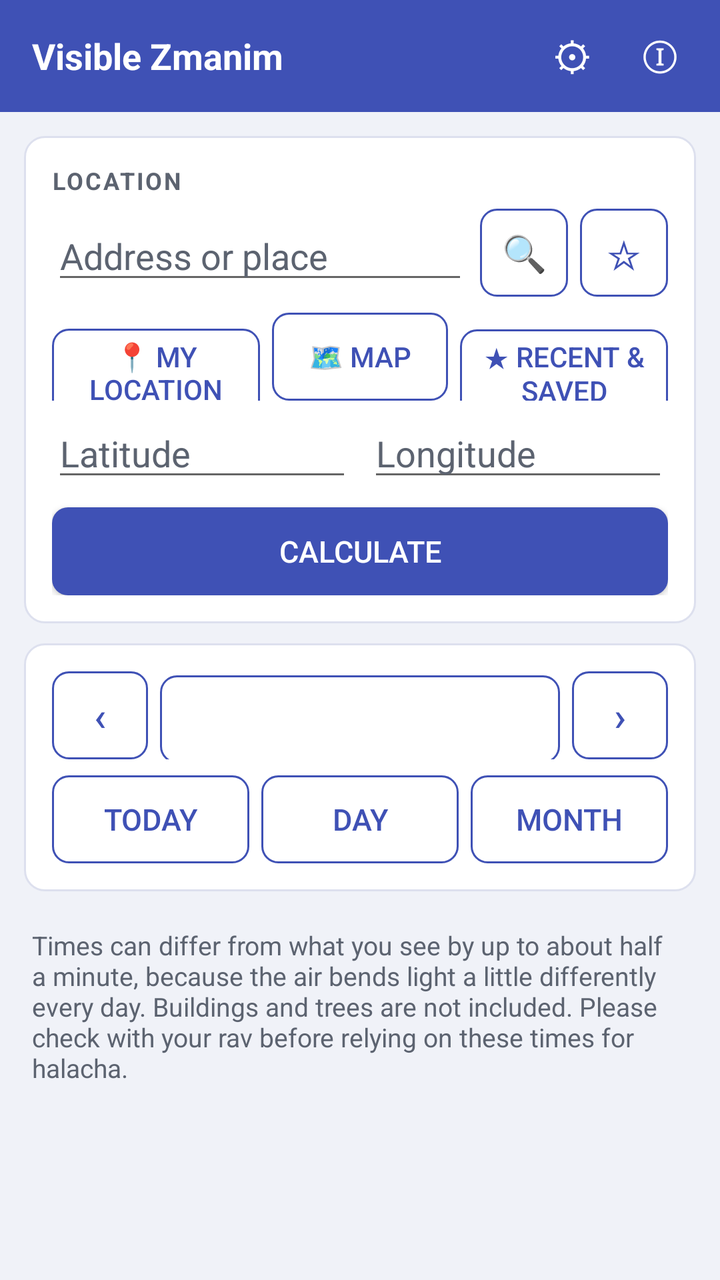
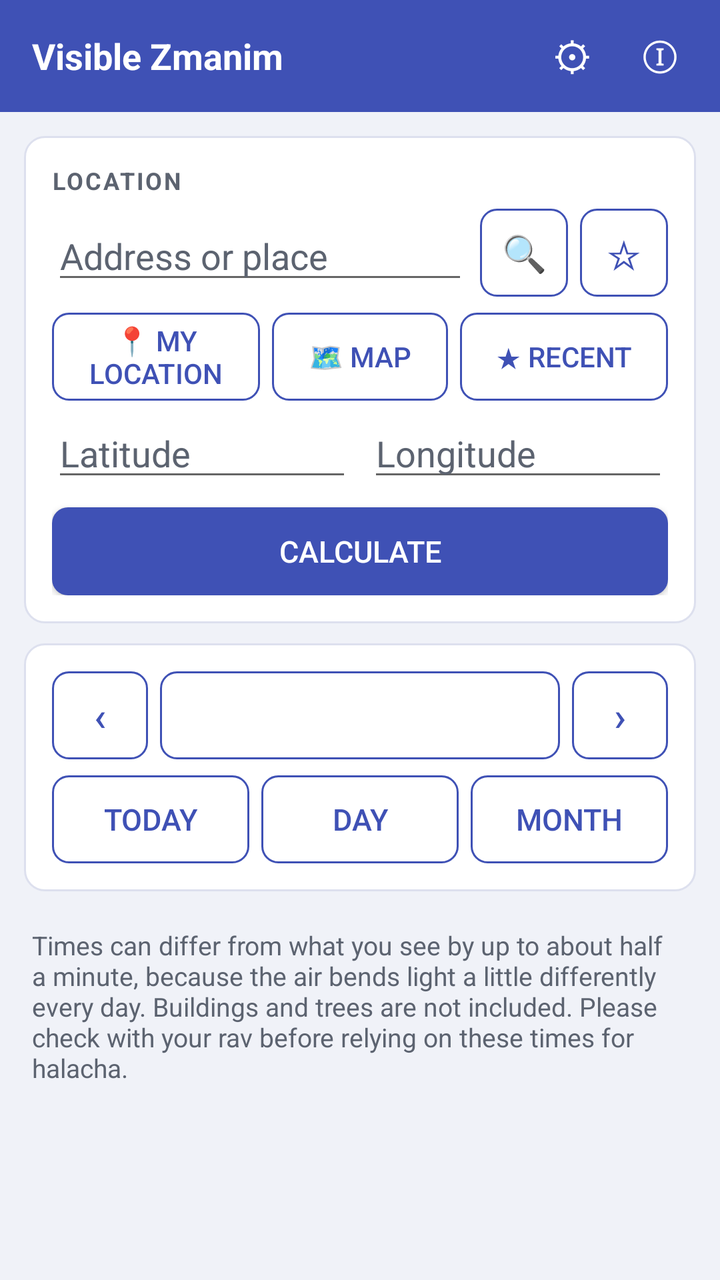

Before-and-after screenshots of an Android layout around one commit, followed by the original layout XML and the change that was made.
<!-- AndroidManifest.xml: application theme AppTheme -->
<!-- res/layout/activity_main.xml -->
<?xml version="1.0" encoding="utf-8"?>
<LinearLayout xmlns:android="http://schemas.android.com/apk/res/android"
    android:layout_width="match_parent"
    android:layout_height="match_parent"
    android:orientation="vertical"
    android:background="@color/bg_page">

    <LinearLayout
        android:layout_width="match_parent"
        android:layout_height="56dp"
        android:orientation="horizontal"
        android:background="@color/bg_header"
        android:gravity="center_vertical"
        android:paddingLeft="16dp"
        android:paddingRight="8dp">

        <TextView
            android:layout_width="0dp"
            android:layout_height="wrap_content"
            android:layout_weight="1"
            android:text="@string/app_name"
            android:textColor="@color/text_on_primary"
            android:textSize="18sp"
            android:textStyle="bold" />

        <Button
            android:id="@+id/btn_settings"
            android:layout_width="44dp"
            android:layout_height="44dp"
            android:text="⚙"
            android:textSize="20sp"
            android:textColor="@color/text_on_primary"
            android:background="@drawable/btn_header"
            android:contentDescription="Settings"
            android:focusable="true" />

        <Button
            android:id="@+id/btn_info"
            android:layout_width="44dp"
            android:layout_height="44dp"
            android:text="@string/btn_info"
            android:textSize="20sp"
            android:textColor="@color/text_on_primary"
            android:background="@drawable/btn_header"
            android:contentDescription="About"
            android:focusable="true" />
    </LinearLayout>

    <ScrollView
        android:id="@+id/scroll"
        android:layout_width="match_parent"
        android:layout_height="match_parent"
        android:fillViewport="true">

        <LinearLayout
            android:layout_width="match_parent"
            android:layout_height="wrap_content"
            android:orientation="vertical"
            android:padding="12dp">

            
            <LinearLayout style="@style/Card">
                <TextView style="@style/SectionTitle" android:text="Location" />

                <LinearLayout
                    android:layout_width="match_parent"
                    android:layout_height="wrap_content"
                    android:orientation="horizontal"
                    android:gravity="center_vertical">

                    <AutoCompleteTextView
                        android:id="@+id/addr"
                        android:layout_width="0dp"
                        android:layout_height="wrap_content"
                        android:layout_weight="1"
                        android:hint="Address or place"
                        android:inputType="textPostalAddress"
                        android:imeOptions="actionSearch"
                        android:completionThreshold="3"
                        android:singleLine="true"
                        android:textColor="@color/text_primary"
                        android:textColorHint="@color/text_secondary" />

                    <Button
                        android:id="@+id/btn_search"
                        style="@style/BtnOutline"
                        android:layout_width="44dp"
                        android:layout_height="44dp"
                        android:layout_marginLeft="6dp"
                        android:paddingLeft="0dp"
                        android:paddingRight="0dp"
                        android:text="🔍"
                        android:textSize="18sp"
                        android:contentDescription="Search for this address" />

                    <Button
                        android:id="@+id/btn_fav"
                        style="@style/BtnOutline"
                        android:layout_width="44dp"
                        android:layout_height="44dp"
                        android:layout_marginLeft="6dp"
                        android:paddingLeft="0dp"
                        android:paddingRight="0dp"
                        android:text="☆"
                        android:textSize="20sp"
                        android:contentDescription="Save as a favorite" />
                </LinearLayout>

                <TextView
                    android:id="@+id/match_note"
                    android:layout_width="match_parent"
                    android:layout_height="wrap_content"
                    android:textColor="@color/warn"
                    android:textSize="13sp"
                    android:visibility="gone" />

                <LinearLayout
                    android:layout_width="match_parent"
                    android:layout_height="wrap_content"
                    android:orientation="horizontal"
                    android:layout_marginTop="8dp">

                    <Button
                        android:id="@+id/btn_gps"
                        style="@style/BtnOutline"
                        android:layout_width="0dp"
                        android:layout_height="wrap_content"
                        android:layout_weight="1"
                        android:paddingLeft="6dp"
                        android:paddingRight="6dp"
                        android:textSize="14sp"
                        android:text="📍 My location" />

                    <Button
                        android:id="@+id/btn_map"
                        style="@style/BtnOutline"
                        android:layout_width="wrap_content"
                        android:layout_height="wrap_content"
                        android:layout_marginLeft="6dp"
                        android:paddingLeft="10dp"
                        android:paddingRight="10dp"
                        android:textSize="14sp"
                        android:text="🗺 Map" />

                    <Button
                        android:id="@+id/btn_saved"
                        style="@style/BtnOutline"
                        android:layout_width="0dp"
                        android:layout_height="wrap_content"
                        android:layout_weight="1"
                        android:layout_marginLeft="6dp"
                        android:paddingLeft="6dp"
                        android:paddingRight="6dp"
                        android:textSize="14sp"
                        android:text="★ Recent &amp; saved" />
                </LinearLayout>

                <LinearLayout
                    android:layout_width="match_parent"
                    android:layout_height="wrap_content"
                    android:orientation="horizontal"
                    android:layout_marginTop="4dp">

                    <EditText
                        android:id="@+id/lat"
                        android:layout_width="0dp"
                        android:layout_height="wrap_content"
                        android:layout_weight="1"
                        android:hint="Latitude"
                        android:inputType="numberDecimal|numberSigned"
                        android:textColor="@color/text_primary"
                        android:textColorHint="@color/text_secondary" />

                    <EditText
                        android:id="@+id/lon"
                        android:layout_width="0dp"
                        android:layout_height="wrap_content"
                        android:layout_weight="1"
                        android:layout_marginLeft="8dp"
                        android:hint="Longitude"
                        android:inputType="numberDecimal|numberSigned"
                        android:textColor="@color/text_primary"
                        android:textColorHint="@color/text_secondary" />
                </LinearLayout>

                <Button
                    android:id="@+id/btn_calc"
                    style="@style/BtnPrimary"
                    android:layout_width="match_parent"
                    android:layout_height="wrap_content"
                    android:layout_marginTop="8dp"
                    android:text="Calculate" />
            </LinearLayout>

            
            <LinearLayout style="@style/Card">
                <LinearLayout
                    android:layout_width="match_parent"
                    android:layout_height="wrap_content"
                    android:orientation="horizontal">

                    <Button android:id="@+id/btn_prev" style="@style/BtnOutline" android:layout_width="48dp" android:layout_height="wrap_content" android:text="‹" android:textSize="20sp" android:contentDescription="Previous" />
                    <Button android:id="@+id/btn_date" style="@style/BtnOutline" android:layout_width="0dp" android:layout_height="wrap_content" android:layout_weight="1" android:layout_marginLeft="6dp" android:layout_marginRight="6dp" />
                    <Button android:id="@+id/btn_next" style="@style/BtnOutline" android:layout_width="48dp" android:layout_height="wrap_content" android:text="›" android:textSize="20sp" android:contentDescription="Next" />
                </LinearLayout>

                <LinearLayout
                    android:layout_width="match_parent"
                    android:layout_height="wrap_content"
                    android:orientation="horizontal"
                    android:layout_marginTop="8dp">

                    <Button android:id="@+id/btn_today" style="@style/BtnOutline" android:layout_width="0dp" android:layout_height="wrap_content" android:layout_weight="1" android:text="Today" />
                    <Button android:id="@+id/btn_day" style="@style/BtnOutline" android:layout_width="0dp" android:layout_height="wrap_content" android:layout_weight="1" android:layout_marginLeft="6dp" android:text="Day" />
                    <Button android:id="@+id/btn_month" style="@style/BtnOutline" android:layout_width="0dp" android:layout_height="wrap_content" android:layout_weight="1" android:layout_marginLeft="6dp" android:text="Month" />
                </LinearLayout>
            </LinearLayout>

            
            <LinearLayout
                android:id="@+id/status"
                style="@style/Card"
                android:orientation="horizontal"
                android:gravity="center_vertical"
                android:visibility="gone">

                <ProgressBar
                    android:id="@+id/status_spin"
                    android:layout_width="24dp"
                    android:layout_height="24dp"
                    android:layout_marginRight="12dp"
                    android:indeterminate="true" />

                <TextView
                    android:id="@+id/status_text"
                    android:layout_width="0dp"
                    android:layout_height="wrap_content"
                    android:layout_weight="1"
                    android:textColor="@color/text_primary"
                    android:textSize="14sp" />
            </LinearLayout>

            
            <LinearLayout
                android:id="@+id/day_view"
                android:layout_width="match_parent"
                android:layout_height="wrap_content"
                android:orientation="vertical"
                android:visibility="gone">

                <LinearLayout style="@style/Card">
                    <TextView style="@style/SectionTitle" android:text="Visible sunrise" />
                    <TextView android:id="@+id/rise_time" style="@style/BigTime" />
                    <TextView android:id="@+id/rise_why" style="@style/Why" />
                    <com.flipphoneguy.visiblezmanim.HorizonView android:id="@+id/rise_draw" android:layout_width="match_parent" android:layout_height="wrap_content" android:layout_marginTop="8dp" />
                    <Button android:id="@+id/rise_map" style="@style/BtnOutline" android:layout_width="match_parent" android:layout_height="wrap_content" android:layout_marginTop="8dp" android:text="Show the horizon point on a map" />
                </LinearLayout>

                <LinearLayout style="@style/Card">
                    <TextView style="@style/SectionTitle" android:text="Visible sunset" />
                    <TextView android:id="@+id/set_time" style="@style/BigTime" />
                    <TextView android:id="@+id/set_why" style="@style/Why" />
                    <com.flipphoneguy.visiblezmanim.HorizonView android:id="@+id/set_draw" android:layout_width="match_parent" android:layout_height="wrap_content" android:layout_marginTop="8dp" />
                    <Button android:id="@+id/set_map" style="@style/BtnOutline" android:layout_width="match_parent" android:layout_height="wrap_content" android:layout_marginTop="8dp" android:text="Show the horizon point on a map" />
                </LinearLayout>

                <LinearLayout style="@style/Card">
                    <TextView style="@style/SectionTitle" android:text="Zmanim" />
                    <TableLayout android:id="@+id/day_table" android:layout_width="match_parent" android:layout_height="wrap_content" android:stretchColumns="*" android:shrinkColumns="0" />
                    <TextView android:id="@+id/day_meta" style="@style/Why" android:layout_marginTop="10dp" />
                </LinearLayout>
            </LinearLayout>

            
            <LinearLayout
                android:id="@+id/month_view"
                style="@style/Card"
                android:visibility="gone">

                <LinearLayout
                    android:layout_width="match_parent"
                    android:layout_height="wrap_content"
                    android:orientation="horizontal">

                    <Button android:id="@+id/btn_variant" style="@style/BtnOutline" android:layout_width="0dp" android:layout_height="wrap_content" android:layout_weight="1" />
                    <Button android:id="@+id/btn_share" style="@style/BtnOutline" android:layout_width="wrap_content" android:layout_height="wrap_content" android:layout_marginLeft="8dp" android:text="Share CSV" />
                </LinearLayout>

                <HorizontalScrollView android:layout_width="match_parent" android:layout_height="wrap_content" android:layout_marginTop="8dp">
                    <TableLayout android:id="@+id/month_table" android:layout_width="wrap_content" android:layout_height="wrap_content" />
                </HorizontalScrollView>

                <TextView android:id="@+id/month_meta" style="@style/Why" android:layout_marginTop="10dp" />
            </LinearLayout>

            <TextView
                style="@style/Why"
                android:layout_marginTop="4dp"
                android:padding="4dp"
                android:text="Times can differ from what you see by up to about half a minute, because the air bends light a little differently every day. Buildings and trees are not included. Please check with your rav before relying on these times for halacha." />
        </LinearLayout>
    </ScrollView>
</LinearLayout>
<!-- resources referenced by this layout -->
<resources>
  <color name="bg_header">#3F51B5</color>
  <color name="bg_page">#F0F2F8</color>
  <color name="text_on_primary">#FFFFFF</color>
  <color name="text_primary">#1A1A2E</color>
  <color name="text_secondary">#5C6370</color>
  <color name="warn">#B45309</color>
  <string name="app_name">Visible Zmanim</string>
  <string name="btn_info">ⓘ</string>
  <style name="BigTime">
          <item name="android:layout_width">match_parent</item>
          <item name="android:layout_height">wrap_content</item>
          <item name="android:textColor">@color/text_primary</item>
          <item name="android:textSize">34sp</item>
          <item name="android:textStyle">bold</item>
      </style>
  <style name="BtnOutline">
          <item name="android:background">@drawable/btn_outline</item>
          <item name="android:textColor">@color/btn_outline_text</item>
          <item name="android:textSize">15sp</item>
          <item name="android:minHeight">44dp</item>
          <item name="android:gravity">center</item>
          <item name="android:focusable">true</item>
          <item name="android:paddingLeft">16dp</item>
          <item name="android:paddingRight">16dp</item>
      </style>
  <style name="BtnPrimary">
          <item name="android:background">@drawable/btn_filled</item>
          <item name="android:textColor">@color/text_on_primary</item>
          <item name="android:textSize">15sp</item>
          <item name="android:minHeight">44dp</item>
          <item name="android:gravity">center</item>
          <item name="android:focusable">true</item>
          <item name="android:paddingLeft">16dp</item>
          <item name="android:paddingRight">16dp</item>
      </style>
  <style name="Card">
          <item name="android:layout_width">match_parent</item>
          <item name="android:layout_height">wrap_content</item>
          <item name="android:orientation">vertical</item>
          <item name="android:background">@drawable/card_bg</item>
          <item name="android:padding">14dp</item>
          <item name="android:layout_marginBottom">10dp</item>
      </style>
  <style name="Why">
          <item name="android:layout_width">match_parent</item>
          <item name="android:layout_height">wrap_content</item>
          <item name="android:textColor">@color/text_secondary</item>
          <item name="android:textSize">13sp</item>
      </style>
  <style name="AppTheme" parent="android:Theme.Material.Light.NoActionBar">
          <item name="android:colorPrimary">@color/primary</item>
          <item name="android:colorPrimaryDark">@color/primary_dark</item>
          <item name="android:colorAccent">@color/accent</item>
          <item name="android:windowBackground">@color/bg_page</item>
      </style>
  <color name="btn_outline_text">#3F51B5</color>
  <!-- drawable card_bg (drawable) -->
  <?xml version="1.0" encoding="utf-8"?>
  <shape xmlns:android="http://schemas.android.com/apk/res/android"
      android:shape="rectangle">
      <solid android:color="@color/bg_card" />
      <corners android:radius="10dp" />
      <stroke android:width="1dp" android:color="@color/card_border" />
  </shape>
  <color name="primary">#3F51B5</color>
  <color name="primary_dark">#303F9F</color>
  <color name="accent">#00BFA5</color>
  <color name="btn_outline_focused_bg">#E8EAF6</color>
  <color name="btn_outline_border">#3F51B5</color>
  <color name="item_pressed_bg">#C5CAF0</color>
  <color name="btn_disabled">#B0B8D8</color>
  <color name="btn_focused">#303F9F</color>
  <color name="btn_pressed">#283593</color>
  <color name="btn_normal">#3F51B5</color>
  <color name="bg_card">#FFFFFF</color>
  <color name="card_border">#DDE0EE</color>
  <!-- unchanged entries left out for length: 4 -->
</resources>

<!-- the commit's change to res/layout/activity_main.xml (unified diff, before → after) -->
@@ -9,6 +9,7 @@
         android:layout_width="match_parent"
         android:layout_height="56dp"
         android:orientation="horizontal"
+        android:baselineAligned="false"
         android:background="@color/bg_header"
         android:gravity="center_vertical"
         android:paddingLeft="16dp"
@@ -66,6 +67,7 @@
                     android:layout_width="match_parent"
                     android:layout_height="wrap_content"
                     android:orientation="horizontal"
+                    android:baselineAligned="false"
                     android:gravity="center_vertical">
 
                     <AutoCompleteTextView
@@ -118,6 +120,7 @@
                     android:layout_width="match_parent"
                     android:layout_height="wrap_content"
                     android:orientation="horizontal"
+                    android:baselineAligned="false"
                     android:layout_marginTop="8dp">
 
                     <Button
@@ -152,7 +155,7 @@
                         android:paddingLeft="6dp"
                         android:paddingRight="6dp"
                         android:textSize="14sp"
-                        android:text="★ Recent &amp; saved" />
+                        android:text="★ Recent" />
                 </LinearLayout>
 
                 <LinearLayout
@@ -197,7 +200,8 @@
                 <LinearLayout
                     android:layout_width="match_parent"
                     android:layout_height="wrap_content"
-                    android:orientation="horizontal">
+                    android:orientation="horizontal"
+                    android:baselineAligned="false">
 
                     <Button android:id="@+id/btn_prev" style="@style/BtnOutline" android:layout_width="48dp" android:layout_height="wrap_content" android:text="‹" android:textSize="20sp" android:contentDescription="Previous" />
                     <Button android:id="@+id/btn_date" style="@style/BtnOutline" android:layout_width="0dp" android:layout_height="wrap_content" android:layout_weight="1" android:layout_marginLeft="6dp" android:layout_marginRight="6dp" />
@@ -208,6 +212,7 @@
                     android:layout_width="match_parent"
                     android:layout_height="wrap_content"
                     android:orientation="horizontal"
+                    android:baselineAligned="false"
                     android:layout_marginTop="8dp">
 
                     <Button android:id="@+id/btn_today" style="@style/BtnOutline" android:layout_width="0dp" android:layout_height="wrap_content" android:layout_weight="1" android:text="Today" />
@@ -280,7 +285,8 @@
                 <LinearLayout
                     android:layout_width="match_parent"
                     android:layout_height="wrap_content"
-                    android:orientation="horizontal">
+                    android:orientation="horizontal"
+                    android:baselineAligned="false">
 
                     <Button android:id="@+id/btn_variant" style="@style/BtnOutline" android:layout_width="0dp" android:layout_height="wrap_content" android:layout_weight="1" />
                     <Button android:id="@+id/btn_share" style="@style/BtnOutline" android:layout_width="wrap_content" android:layout_height="wrap_content" android:layout_marginLeft="8dp" android:text="Share CSV" />
